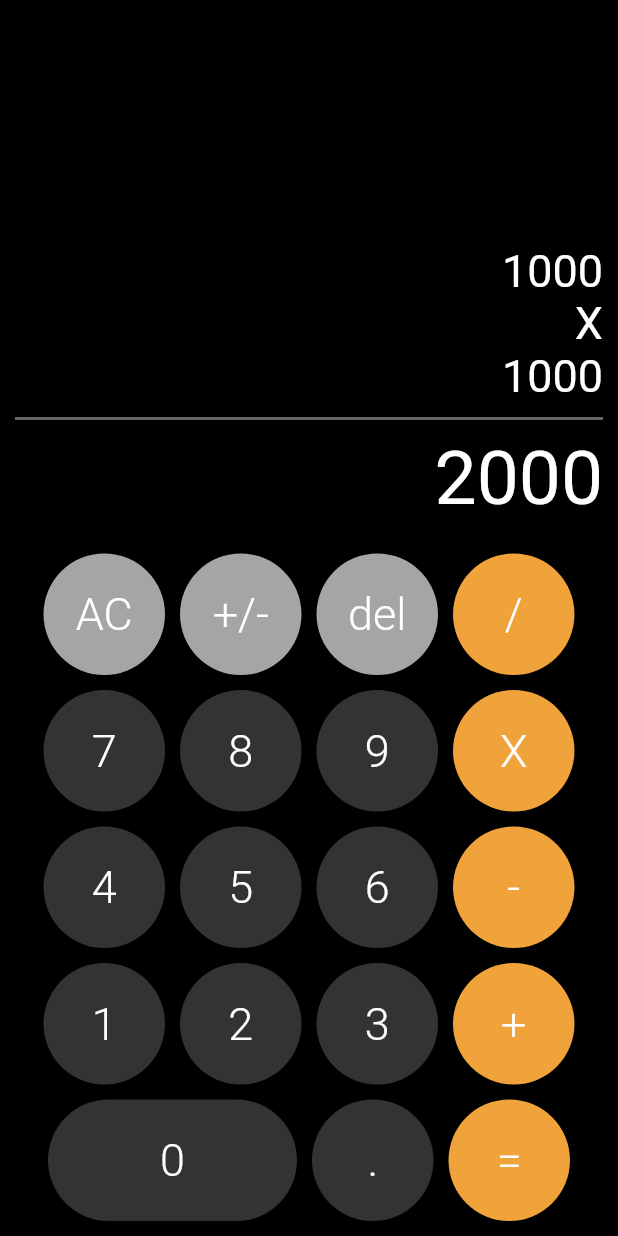
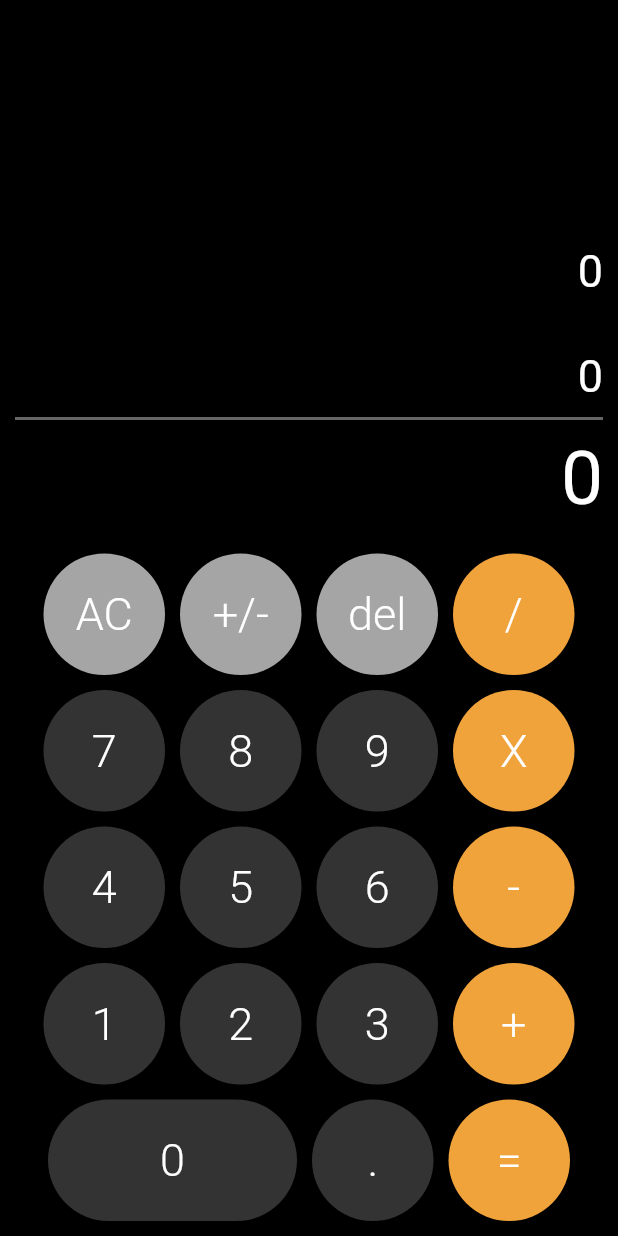
Before and after one commit to jovannyCG/calculadoragetX, a Flutter app: the screen it shows after launch, after a tap on "AC", on a phone screen of 412 x 824 dp. Run offline on Flutter 3.47's test engine with Material 2 defaults, Android fonts, the phone set to English and light mode, and no system bars; our stand-ins replace get.

Commit message:
funcion agregar numeros terminada

```diff
--- /dev/null
+++ b/lib/controllers/calculator.dart
@@ -0,0 +1,26 @@
+
+
+import 'package:get/get.dart';
+
+class CalulatorController extends GetxController{
+  var operation= '+'.obs;
+  var firstNumber= '20'.obs;
+  var secondNumber='30'.obs;
+  var mathResult ='50'.obs;
+
+
+void resetAll(){
+  firstNumber.value ='0';
+  secondNumber.value = '0';
+  mathResult.value = '0';
+  operation.value = '';
+}
+
+addNumber (String number){
+  if(mathResult.value=='0')return mathResult.value= number;
+
+  mathResult.value= mathResult.value + number;
+
+}
+
+}
--- a/lib/screens/calculator_screen.dart
+++ b/lib/screens/calculator_screen.dart
@@ -1,133 +1,123 @@
+import 'package:calculadora/controllers/calculator.dart';
+import 'package:calculadora/widgets/math_results.dart';
 import 'package:flutter/material.dart';
 import 'package:calculadora/widgets/calc_button.dart';
-import 'package:calculadora/widgets/line_separator.dart';
-import 'package:calculadora/widgets/main_result.dart';
-import 'package:calculadora/widgets/sub_result.dart';
-
+import 'package:get/get.dart';
 
 class CalculatorScreen extends StatelessWidget {
+  final caluladoraCtrl = Get.put(CalulatorController());
+  CalculatorScreen({super.key});
 
   @override
   Widget build(BuildContext context) {
     return Scaffold(
         body: SafeArea(
       child: Container(
-          margin: EdgeInsets.symmetric( horizontal: 10 ),
+        margin: const EdgeInsets.symmetric(horizontal: 10),
         child: Column(
           children: [
-
             Expanded(
               child: Container(),
             ),
-
-              SubResult( text: '1000' ),
-              SubResult( text: 'X' ),
-              SubResult( text: '1000' ),
-              LineSeparator(),
-              MainResultText( text: '2000' ),
-
+            MathResults(),
             Row(
               mainAxisAlignment: MainAxisAlignment.center,
               children: [
                 CalculatorButton(
                   text: 'AC',
-                    bgColor: Color(0xffA5A5A5 ),
-                    onPressed: () => print('AC'),
+                  bgColor: const Color(0xffA5A5A5),
+                  onPressed: () => caluladoraCtrl.resetAll(),
                 ),
                 CalculatorButton(
                   text: '+/-',
-                    bgColor: Color(0xffA5A5A5 ),
+                  bgColor: const Color(0xffA5A5A5),
                   onPressed: () => print('+/-'),
                 ),
                 CalculatorButton(
                   text: 'del',
-                    bgColor: Color(0xffA5A5A5 ),
+                  bgColor: const Color(0xffA5A5A5),
                   onPressed: () => print('del'),
                 ),
                 CalculatorButton(
                   text: '/',
-                    bgColor: Color(0xffF0A23B ),
+                  bgColor: const Color(0xffF0A23B),
                   onPressed: () => print('/'),
                 ),
               ],
             ),
-
             Row(
               mainAxisAlignment: MainAxisAlignment.center,
               children: [
                 CalculatorButton(
                   text: '7',
-                    onPressed: () => print('7'),
+                  onPressed: () => caluladoraCtrl.addNumber('7'),
                 ),
                 CalculatorButton(
                   text: '8',
-                    onPressed: () => print('8'),
+                  onPressed: () =>caluladoraCtrl.addNumber('8'),
                 ),
                 CalculatorButton(
                   text: '9',
-                    onPressed: () => print('9'),
+                  onPressed: () => caluladoraCtrl.addNumber('9'),
                 ),
                 CalculatorButton(
                   text: 'X',
-                    bgColor: Color(0xffF0A23B ),
+                  bgColor: const Color(0xffF0A23B),
                   onPressed: () => print('X'),
                 ),
               ],
             ),
-
             Row(
               mainAxisAlignment: MainAxisAlignment.center,
               children: [
                 CalculatorButton(
                   text: '4',
-                    onPressed: () => print('4'),
+                  onPressed: () =>caluladoraCtrl.addNumber('4'),
                 ),
                 CalculatorButton(
                   text: '5',
-                    onPressed: () => print('5'),
+                  onPressed: () =>caluladoraCtrl.addNumber('5'),
                 ),
                 CalculatorButton(
                   text: '6',
-                    onPressed: () => print('6'),
+                  onPressed: () =>caluladoraCtrl.addNumber('6'),
                 ),
                 CalculatorButton(
                   text: '-',
-                    bgColor: Color(0xffF0A23B ),
+                  bgColor: const Color(0xffF0A23B),
                   onPressed: () => print('-'),
                 ),
               ],
             ),
-
             Row(
               mainAxisAlignment: MainAxisAlignment.center,
               children: [
                 CalculatorButton(
                   text: '1',
-                    onPressed: () => print('1'),
+                  onPressed: () =>caluladoraCtrl.addNumber('1'),
                 ),
                 CalculatorButton(
                   text: '2',
-                    onPressed: () => print('2'),
+                  onPressed: () => caluladoraCtrl.addNumber('2'),
                 ),
                 CalculatorButton(
                   text: '3',
-                    onPressed: () => print('3'),
+                  onPressed: () => caluladoraCtrl.addNumber('3'),
                 ),
                 CalculatorButton(
                   text: '+',
-                    bgColor: Color(0xffF0A23B ),
+                  bgColor: const Color(0xffF0A23B),
                   onPressed: () => print('+'),
                 ),
               ],
             ),
-
             Row(
               mainAxisAlignment: MainAxisAlignment.center,
               children: [
                 CalculatorButton(
                   text: '0',
                   big: true,
-                    onPressed: () => print('0'),
+                  onPressed: () => caluladoraCtrl.addNumber('0'),
                 ),
                 CalculatorButton(
                   text: '.',
@@ -135,7 +125,7 @@ class CalculatorScreen extends StatelessWidget {
                 ),
                 CalculatorButton(
                   text: '=',
-                    bgColor: Color(0xffF0A23B ),
+                  bgColor: const Color(0xffF0A23B),
                   onPressed: () => print('='),
                 ),
               ],
@@ -143,7 +133,6 @@ class CalculatorScreen extends StatelessWidget {
           ],
         ),
       ),
-      )
-   );
+    ));
   }
 }
--- a/lib/widgets/main_result.dart
+++ b/lib/widgets/main_result.dart
@@ -12,10 +12,10 @@ class MainResultText extends StatelessWidget {
   @override
   Widget build(BuildContext context) {
     return Container(
-      margin: EdgeInsets.only( bottom: 20 ),
+      margin: const EdgeInsets.only( bottom: 20 ),
       width: double.infinity,
       alignment: Alignment.centerRight,
-      child: Text( this.text , style: TextStyle(fontSize: 50 ) ),
+      child: Text( text , style: const TextStyle(fontSize: 50 ) ),
     );
   }
 }
--- /dev/null
+++ b/lib/widgets/math_results.dart
@@ -0,0 +1,24 @@
+import 'package:calculadora/controllers/calculator.dart';
+import 'package:calculadora/widgets/line_separator.dart';
+import 'package:calculadora/widgets/main_result.dart';
+import 'package:calculadora/widgets/sub_result.dart';
+import 'package:flutter/material.dart';
+import 'package:get/get.dart';
+
+class MathResults extends StatelessWidget {
+  final caluladoraCtrl = Get.find<CalulatorController>();
+   MathResults({Key? key}) : super(key: key);
+
+  @override
+  Widget build(BuildContext context) {
+    return Obx(() => Column(
+      children: [
+        SubResult(text: '${caluladoraCtrl.firstNumber}'),
+        SubResult(text: '${caluladoraCtrl.operation}'),
+        SubResult(text: '${caluladoraCtrl.secondNumber}'),
+        LineSeparator(),
+        MainResultText(text: '${caluladoraCtrl.mathResult}'),
+      ],
+    ));
+  }
+}
```
Lines whose indentation alone changed are shown as unchanged.
